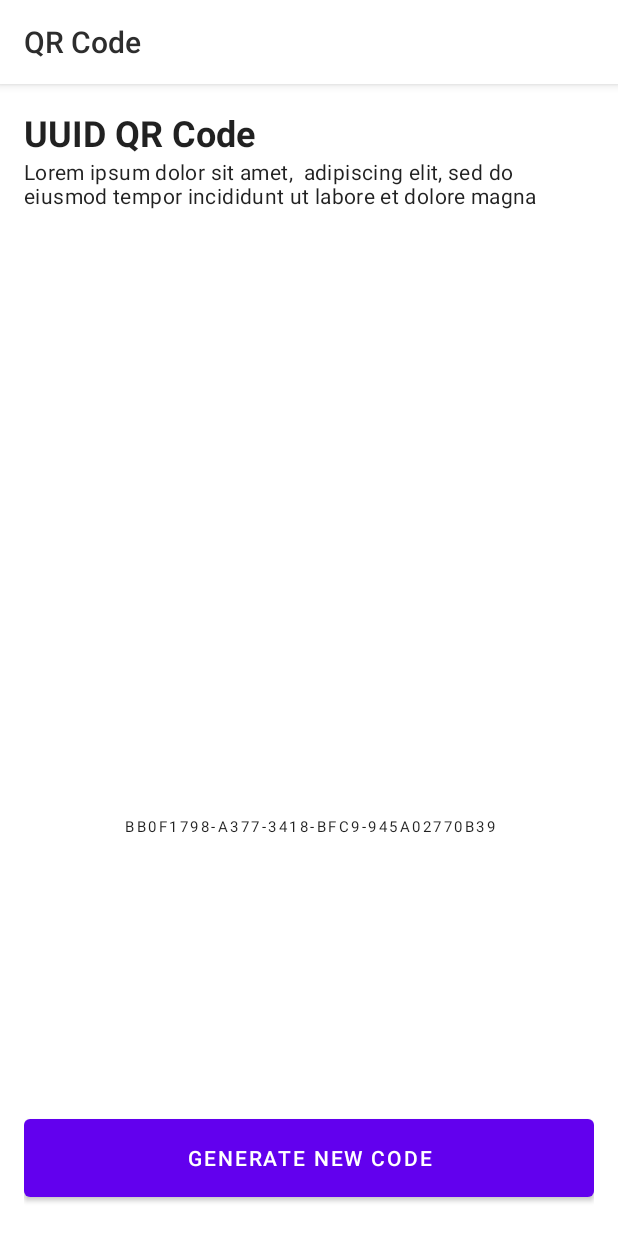
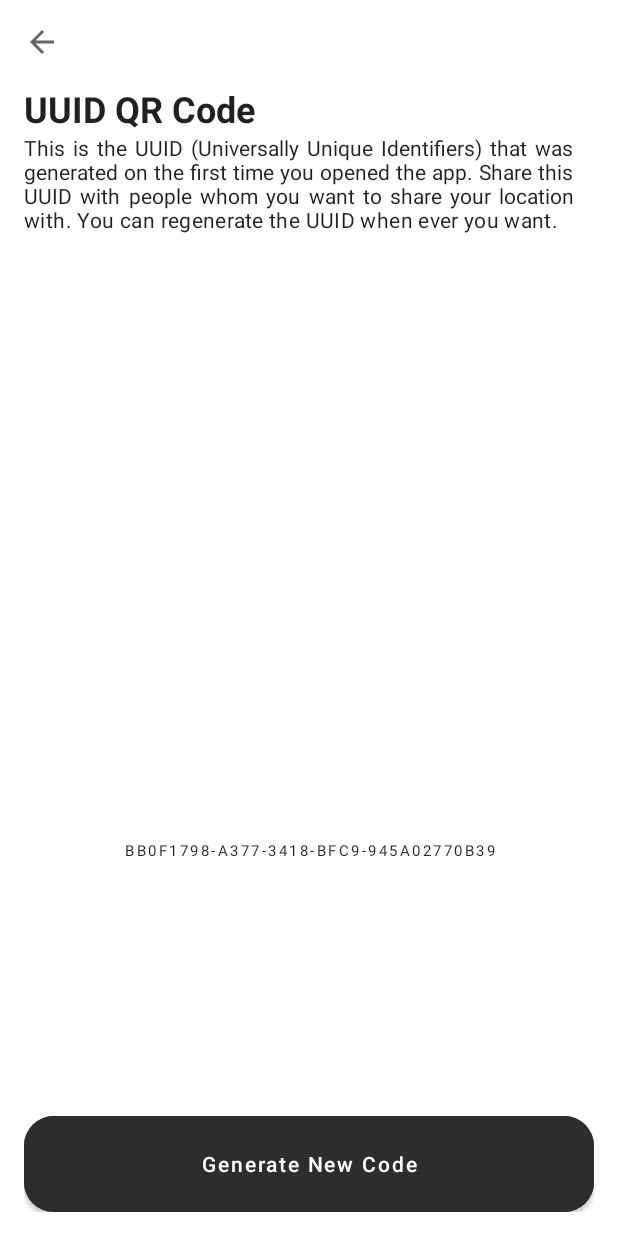
Before and after one commit to captainAyan/location-share, an Android app: the QRCodeActivity screen opened directly, with no data from a screen before it, on a phone screen of 412 x 824 dp. Run offline under Robolectric (Android 15) with nearby library versions, the phone set to English and light mode, and no system bars; libraries missing offline, so code that uses them is left out: com.github.captainayan.locationshare, com.journeyapps.barcodescanner; 2 statements that could not run were skipped.

Commit message:
applied new ui for QRCodeActivity

```diff
--- a/android/app/src/main/java/com/github/captainayan/locationshare/android/QRCodeActivity.kt
+++ b/android/app/src/main/java/com/github/captainayan/locationshare/android/QRCodeActivity.kt
@@ -2,18 +2,23 @@ package com.github.captainayan.locationshare.android;
 
 import android.graphics.Bitmap
 import android.os.Bundle
+import android.view.View
 import android.widget.Button
 import android.widget.ImageView
 import android.widget.TextView
 import androidx.appcompat.app.AppCompatActivity
 import androidx.preference.PreferenceManager
+import com.google.android.material.appbar.MaterialToolbar
+import com.google.zxing.BarcodeFormat
 import com.google.zxing.MultiFormatWriter
 import com.google.zxing.common.BitMatrix
-import com.google.zxing.BarcodeFormat
 import com.journeyapps.barcodescanner.BarcodeEncoder
 import java.util.*
 
+
 class QRCodeActivity : AppCompatActivity(){
+
+    private lateinit var toolbar: MaterialToolbar
 
     private lateinit var qrCodeIV: ImageView
     private lateinit var generateNewCodeBtn: Button
@@ -40,6 +45,12 @@ class QRCodeActivity : AppCompatActivity(){
             uuid = sharedPreferences.getString("uuid", "").toString()
             showQRCode(uuid)
        }
+
+        toolbar = findViewById<View>(R.id.topAppBar) as MaterialToolbar
+        setSupportActionBar(toolbar)
+        supportActionBar?.title = ""
+        supportActionBar?.setDisplayHomeAsUpEnabled(true)
+        toolbar.setNavigationOnClickListener { this@QRCodeActivity.finish() }
     }
 
     private fun showQRCode(uuid:String) {
--- a/android/app/src/main/res/layout/activity_qrcode.xml
+++ b/android/app/src/main/res/layout/activity_qrcode.xml
@@ -10,21 +10,23 @@
         android:id="@+id/appBarLayout"
         android:layout_width="match_parent"
         android:layout_height="56dp"
+        style="@style/Widget.AppBar"
         app:layout_constraintEnd_toEndOf="parent"
         app:layout_constraintStart_toStartOf="parent"
         app:layout_constraintTop_toTopOf="parent">
+
         <com.google.android.material.appbar.MaterialToolbar
             android:id="@+id/topAppBar"
             android:layout_width="match_parent"
-            android:layout_height="?attr/actionBarSize"
-            app:title="QR Code"
-            style="@style/Widget.AppBar" />
+            android:layout_height="?attr/actionBarSize" />
     </com.google.android.material.appbar.AppBarLayout>
 
     <androidx.constraintlayout.widget.ConstraintLayout
         android:layout_width="match_parent"
         android:layout_height="0dp"
-        android:layout_margin="16dp"
+        android:layout_marginStart="16dp"
+        android:layout_marginEnd="16dp"
+        android:layout_marginBottom="16dp"
         app:layout_constraintBottom_toBottomOf="parent"
         app:layout_constraintEnd_toEndOf="parent"
         app:layout_constraintStart_toStartOf="parent"
@@ -47,7 +49,8 @@
             style="@style/TextAppearance.MaterialComponents.Body2"
             android:layout_width="wrap_content"
             android:layout_height="wrap_content"
-            android:text="Lorem ipsum dolor sit amet,  adipiscing elit, sed do eiusmod tempor incididunt ut labore et dolore magna  "
+            android:justificationMode="inter_word"
+            android:text="@string/uuid_text"
             app:layout_constraintEnd_toEndOf="parent"
             app:layout_constraintHorizontal_bias="0.0"
             app:layout_constraintStart_toStartOf="parent"
@@ -63,7 +66,8 @@
             app:layout_constraintEnd_toEndOf="parent"
             app:layout_constraintStart_toStartOf="parent"
             app:layout_constraintTop_toBottomOf="@+id/body"
-            app:layout_constraintVertical_bias="0.0" />
+            app:layout_constraintVertical_bias="0.0"
+            android:contentDescription="UUID QR Code" />
 
         <TextView
             android:id="@+id/uuid_tv"
@@ -77,15 +81,14 @@
 
         <Button
             android:id="@+id/generate_new_code_btn"
+            style="@style/ButtonPrimary"
             android:layout_width="match_parent"
             android:layout_height="64dp"
-            android:layout_marginBottom="4dp"
             android:text="Generate New Code"
             app:layout_constraintBottom_toBottomOf="parent"
             app:layout_constraintEnd_toEndOf="parent"
             app:layout_constraintStart_toStartOf="parent" />
 
-
     </androidx.constraintlayout.widget.ConstraintLayout>
 
 </androidx.constraintlayout.widget.ConstraintLayout>
--- a/android/app/src/main/res/values/strings.xml
+++ b/android/app/src/main/res/values/strings.xml
@@ -2,4 +2,5 @@
     <string name="app_name">Location Share</string>
     <string name="title_activity_maps">MapsActivity</string>
     <string name="title_text">Track Your <b>Location</b></string>
+    <string name="uuid_text">This is the UUID (Universally Unique Identifiers) that was generated on the first time you opened the app. Share this UUID with people whom you want to share your location with. You can regenerate the UUID when ever you want.</string>
 </resources>
--- a/android/app/src/main/res/values/themes.xml
+++ b/android/app/src/main/res/values/themes.xml
@@ -8,6 +8,7 @@
     <style name="Widget.AppBar" parent="Widget.AppCompat.Toolbar">
         <item name="android:background">@color/white</item>
         <item name="titleTextColor">@color/black</item>
+        <item name="elevation">0dp</item>
     </style>
 
     <style name="ButtonShape">
```
